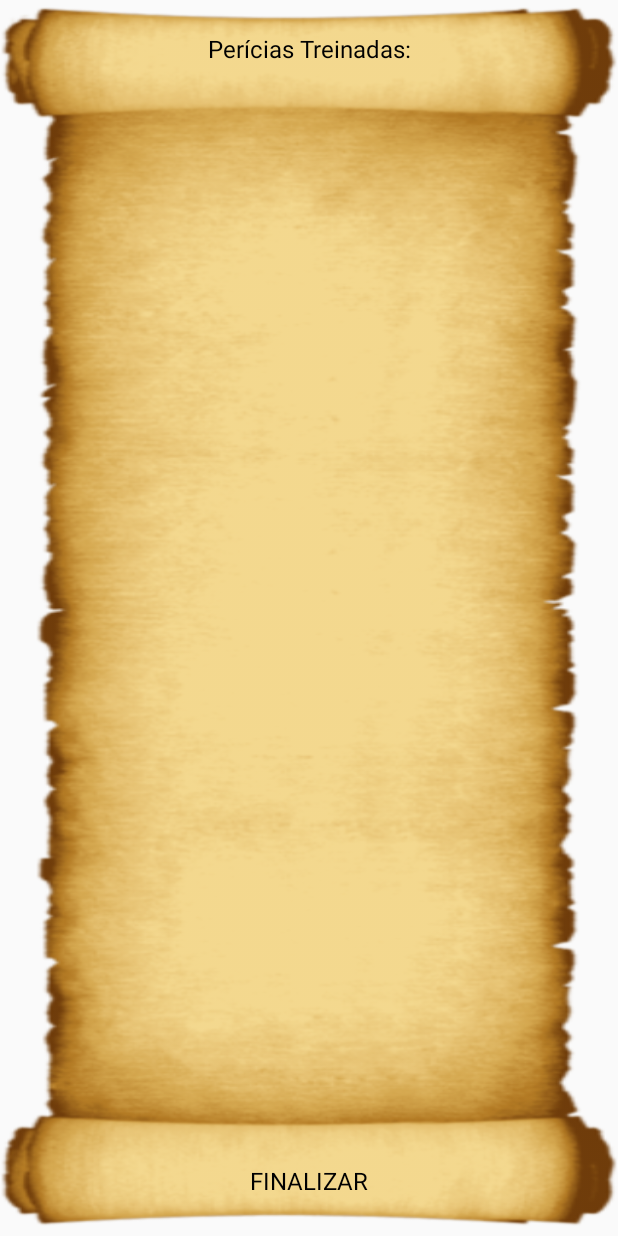
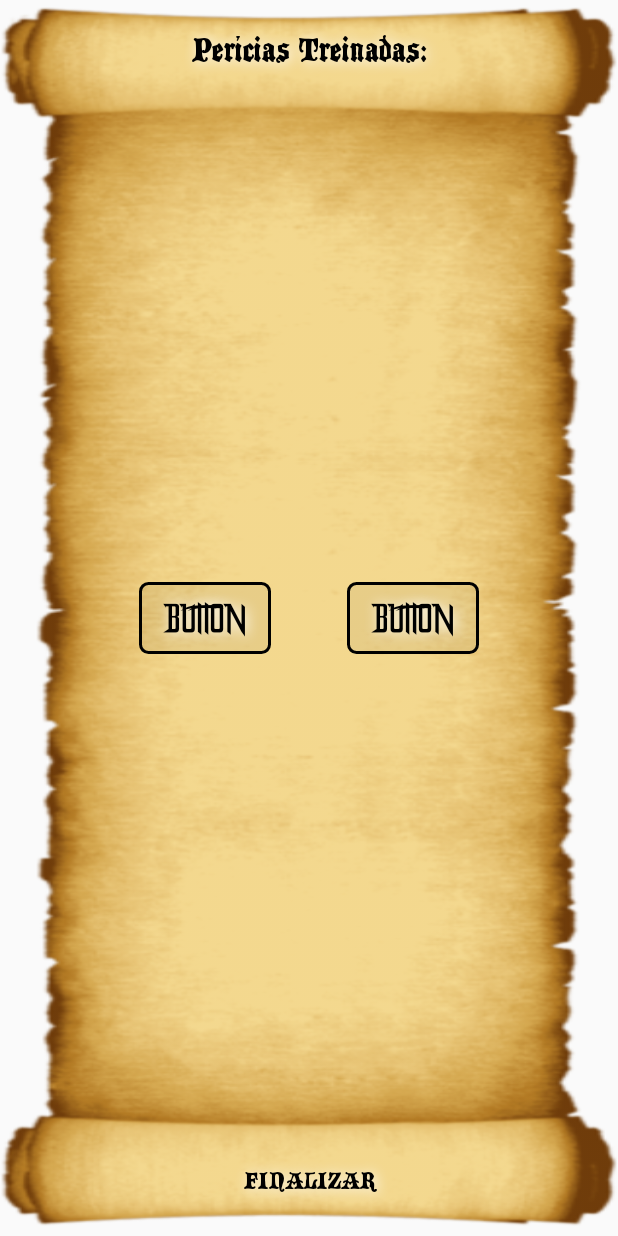
Before and after one commit to thiagorocha14/RPGTrab, an Android app: the layout activity_pericias.xml on its own in the app's theme, with its tools: preview values and no code run, on a phone screen of 412 x 824 dp. Run offline under Robolectric (Android 15) with nearby library versions, the phone set to English and light mode, and no system bars.

Commit message:
Final Pericias e Consertar Enviar imagem, deletar imagem.

```diff
--- a/app/src/main/java/com/example/rpg/Cadastrar.java
+++ b/app/src/main/java/com/example/rpg/Cadastrar.java
@@ -21,7 +21,6 @@ public class Cadastrar extends AppCompatActivity {
 
     private EditText edtEmail,edtSenha,edtConfirm;
     private Button btnCad;
-    final Animation animation = AnimationUtils.loadAnimation(Cadastrar.this,R.anim.bounce);
 
     @Override
     protected void onCreate(Bundle savedInstanceState) {
@@ -29,6 +28,7 @@ public class Cadastrar extends AppCompatActivity {
         setContentView(R.layout.activity_cadastrar);
         getSupportActionBar().hide();
         getWindow().setFlags(WindowManager.LayoutParams.FLAG_FULLSCREEN,WindowManager.LayoutParams.FLAG_FULLSCREEN);
+        final Animation animation = AnimationUtils.loadAnimation(Cadastrar.this,R.anim.bounce);
 
         edtEmail = findViewById(R.id.edtEmail);
         edtSenha = findViewById(R.id.edtSenha);
--- a/app/src/main/java/com/example/rpg/Fragments/Frag2.java
+++ b/app/src/main/java/com/example/rpg/Fragments/Frag2.java
@@ -19,6 +19,8 @@ import com.example.rpg.Atributos.Atributo;
 import com.example.rpg.Dialogs.DialogDado;
 import com.example.rpg.R;
 import com.example.rpg.VidaV;
+import com.google.firebase.storage.FirebaseStorage;
+import com.google.firebase.storage.StorageReference;
 
 import java.util.Random;
 
--- a/app/src/main/java/com/example/rpg/Fragments/Frag3.java
+++ b/app/src/main/java/com/example/rpg/Fragments/Frag3.java
@@ -30,6 +30,8 @@ import com.google.firebase.auth.FirebaseAuth;
 import com.google.firebase.database.DataSnapshot;
 import com.google.firebase.database.DatabaseError;
 import com.google.firebase.database.ValueEventListener;
+import com.google.firebase.storage.FirebaseStorage;
+import com.google.firebase.storage.StorageReference;
 
 import java.util.ArrayList;
 
@@ -39,7 +41,6 @@ public class Frag3 extends Fragment {
     ListView listFichas;
     ArrayAdapter<Ficha> adapter;
     Ficha ficha;
-
     @Nullable
     @Override
     public View onCreateView(@NonNull LayoutInflater inflater, @Nullable ViewGroup container, @Nullable Bundle savedInstanceState) {
--- a/app/src/main/java/com/example/rpg/ListMagias.java
+++ b/app/src/main/java/com/example/rpg/ListMagias.java
@@ -17,17 +17,13 @@ import android.webkit.MimeTypeMap;
 import android.widget.AdapterView;
 import android.widget.ArrayAdapter;
 import android.widget.Button;
-import android.widget.ListAdapter;
 import android.widget.ListView;
 import android.widget.TextView;
 import android.widget.Toast;
 
-import com.google.android.gms.tasks.OnCompleteListener;
 import com.google.android.gms.tasks.OnFailureListener;
 import com.google.android.gms.tasks.OnSuccessListener;
 import com.google.android.gms.tasks.Task;
-import com.google.firebase.auth.AuthResult;
-import com.google.firebase.auth.FirebaseAuth;
 import com.google.firebase.storage.FirebaseStorage;
 import com.google.firebase.storage.OnProgressListener;
 import com.google.firebase.storage.StorageReference;
@@ -60,7 +56,7 @@ public class ListMagias extends AppCompatActivity {
         Magias = new String();
         storageReference = FirebaseStorage.getInstance().getReference("uploads");
         ficha = (Ficha) getIntent().getSerializableExtra("Ficha");
-        txtMagias = findViewById(R.id.txtMagias);
+        txtMagias = findViewById(R.id.txtPericias);
         listmagia = (ListView) findViewById(R.id.listmagias);
         btnMagias = findViewById(R.id.btnMagias);
         btnAbjur = findViewById(R.id.btnAbjur); btnAdiv = findViewById(R.id.btnAdiv);btnConv = findViewById(R.id.btnConv);btnEncan = findViewById(R.id.btnEncan);btnEvoc = findViewById(R.id.btnEvoc);btnIlusao = findViewById(R.id.btnIlusao);btnNecro = findViewById(R.id.btnNecro);btnTrans = findViewById(R.id.btnTrans);
--- a/app/src/main/res/layout/activity_list_magias.xml
+++ b/app/src/main/res/layout/activity_list_magias.xml
@@ -119,7 +119,7 @@
         app:layout_constraintTop_toBottomOf="@+id/btnNecro" />
 
     <TextView
-        android:id="@+id/txtMagias"
+        android:id="@+id/txtPericias"
         android:layout_width="0dp"
         android:layout_height="0dp"
         android:gravity="center"
--- a/app/src/main/res/layout/activity_pericias.xml
+++ b/app/src/main/res/layout/activity_pericias.xml
@@ -18,28 +18,40 @@
         app:layout_constraintBottom_toBottomOf="parent"
         app:layout_constraintEnd_toEndOf="parent"
         app:layout_constraintStart_toStartOf="parent"
-        app:layout_constraintTop_toTopOf="parent" />
+        app:layout_constraintTop_toTopOf="parent" >
+
+    </ListView>
 
     <TextView
-        android:id="@+id/txtMagias"
+        android:id="@+id/txtPericias"
         android:layout_width="0dp"
         android:layout_height="0dp"
         android:gravity="center"
         android:text="@string/perit"
+        android:fontFamily="@font/blackcastle"
+        android:shadowColor="#FFFFFF"
+        android:shadowDx="1.5"
+        android:shadowDy="1.3"
+        android:shadowRadius="10"
         android:textColor="@color/black"
-        android:textSize="16sp"
+        android:textSize="22dp"
         app:layout_constraintBottom_toTopOf="@+id/listperi"
         app:layout_constraintEnd_toEndOf="parent"
         app:layout_constraintStart_toStartOf="parent"
         app:layout_constraintTop_toTopOf="parent" />
 
     <TextView
-        android:id="@+id/btnPeri"
+        android:id="@+id/txtEnd"
         android:layout_width="0dp"
         android:layout_height="0dp"
         android:layout_marginBottom="8dp"
         android:gravity="center"
         android:text="@string/btn_finish"
+        android:fontFamily="@font/blackcastle"
+        android:shadowColor="#FFFFFF"
+        android:shadowDx="1.5"
+        android:shadowDy="1.3"
+        android:shadowRadius="10"
         android:textColor="@color/black"
         android:textSize="16sp"
         app:layout_constraintBottom_toBottomOf="parent"
@@ -47,4 +59,42 @@
         app:layout_constraintStart_toStartOf="@+id/listperi"
         app:layout_constraintTop_toBottomOf="@+id/listperi"/>
 
+    <Button
+        android:id="@+id/btnPeri1"
+        android:layout_width="wrap_content"
+        android:layout_height="wrap_content"
+        android:text="Button"
+        android:background="@drawable/button_dados"
+        android:fontFamily="@font/dragonforce"
+        android:shadowColor="#FFFFFF"
+        android:shadowDx="1.5"
+        android:shadowDy="1.3"
+        android:shadowRadius="10"
+        android:textColor="@color/black"
+        android:textSize="24dp"
+        android:padding="8dp"
+        app:layout_constraintBottom_toBottomOf="@+id/listperi"
+        app:layout_constraintEnd_toStartOf="@+id/btnPeri2"
+        app:layout_constraintStart_toStartOf="@+id/listperi"
+        app:layout_constraintTop_toTopOf="@+id/listperi" />
+
+    <Button
+        android:id="@+id/btnPeri2"
+        android:layout_width="wrap_content"
+        android:layout_height="wrap_content"
+        android:text="Button"
+        android:background="@drawable/button_dados"
+        android:fontFamily="@font/dragonforce"
+        android:shadowColor="#FFFFFF"
+        android:shadowDx="1.5"
+        android:shadowDy="1.3"
+        android:shadowRadius="10"
+        android:textColor="@color/black"
+        android:textSize="24dp"
+        android:padding="8dp"
+        app:layout_constraintBottom_toBottomOf="@+id/btnPeri1"
+        app:layout_constraintEnd_toEndOf="@+id/listperi"
+        app:layout_constraintStart_toEndOf="@+id/btnPeri1"
+        app:layout_constraintTop_toTopOf="@+id/btnPeri1" />
+
 </androidx.constraintlayout.widget.ConstraintLayout>
```
Also changed, not shown: app/src/main/java/com/example/rpg/BD.java (+17 -0 lines), app/src/main/java/com/example/rpg/Login.java (+19 -22 lines), app/src/main/java/com/example/rpg/Pericias.java (+152 -78 lines).
